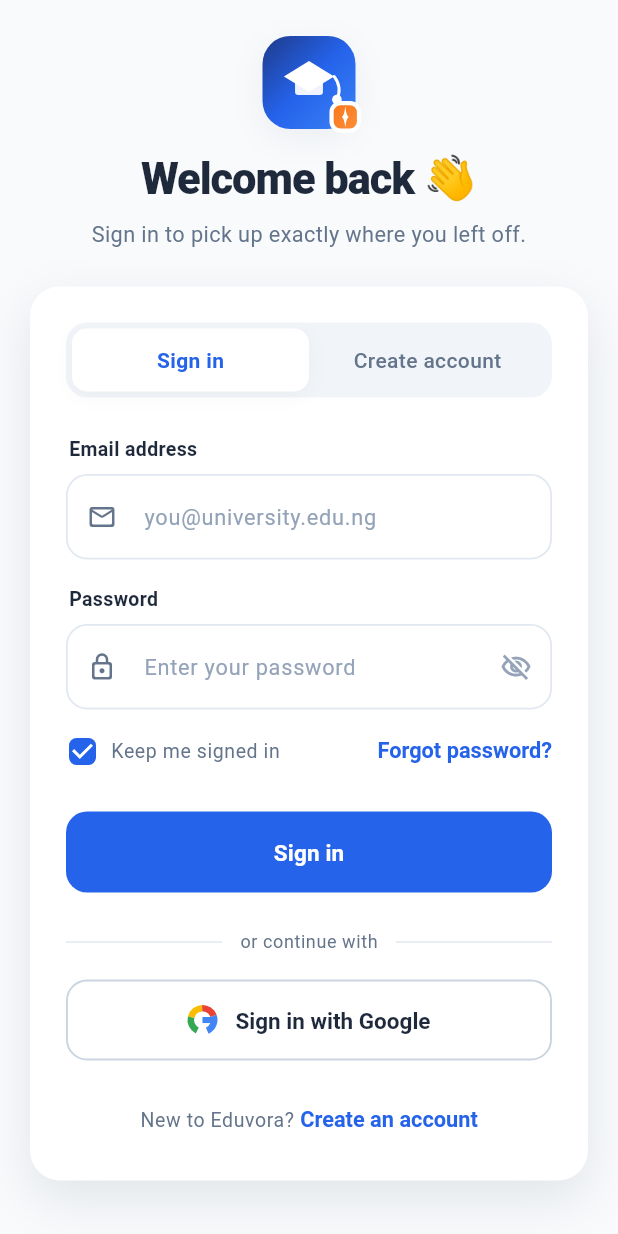
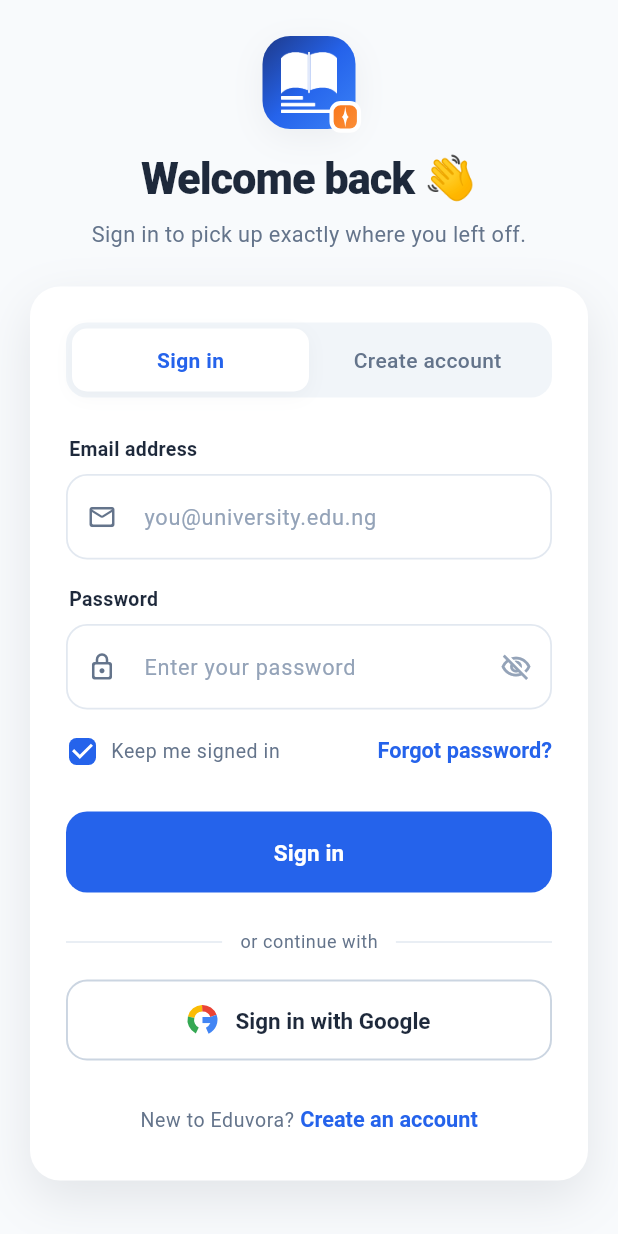
Before and after one commit to emekadominic1999-coder/eduvora-app, a Flutter app: the LandingScreen screen opened by its route, after a tap on "Sign in", on a phone screen of 412 x 824 dp. Run offline on Flutter 3.47's test engine with Material 3 defaults, Android fonts, the phone set to English and light mode, and no system bars; our stand-ins replace emoji_picker_flutter, file_picker, just_audio, shared_preferences, supabase_flutter, video_player; missing offline and left inert: flutter_math_fork, record; accounts and stored records are empty.

Commit message:
Replace the app logo with the approved book mark
Swaps the hand-painted mortarboard glyph in EduvoraLogo for the real
brand artwork (traced to a transparent PNG, in white and primary-blue
variants for the light/dark tile treatments), so the splash, sign-in,
onboarding and home app bar all pick up the new mark automatically.

Co-Authored-By: Claude Sonnet 5 <noreply@anthropic.com>

```diff
--- a/lib/core/widgets/eduvora_logo.dart
+++ b/lib/core/widgets/eduvora_logo.dart
@@ -2,13 +2,12 @@ import 'package:flutter/material.dart';
 
 import '../theme/app_theme.dart';
 
-/// The Eduvora mark: a graduation cap with a tassel, set in a rounded
-/// royal-blue tile, with a four-point spark accent in orange.
+/// The Eduvora mark: an open book on a rounded royal-blue tile, with a
+/// four-point spark accent in orange.
 ///
-/// Flattened by hand from the `eduvora_spark` 3D asset (graduation cap:
-/// board, band, tassel string and button; AI spark: two crossed elongated
-/// diamonds) into a lightweight vector so it needs no 3D renderer and no
-/// bundled image asset — just brand-exact colours at any size.
+/// The book glyph is a bundled asset (`assets/branding/`), traced from the
+/// approved logo artwork rather than hand-painted, so it stays pixel-exact
+/// to the brand file at any size.
 class EduvoraLogo extends StatelessWidget {
   const EduvoraLogo({super.key, this.size = 48, this.onDark = false});
 
@@ -17,7 +16,9 @@ class EduvoraLogo extends StatelessWidget {
 
   @override
   Widget build(BuildContext context) {
-    final Color markColour = onDark ? AppColours.primary : Colors.white;
+    final String markAsset = onDark
+        ? 'assets/branding/eduvora_mark_blue.png'
+        : 'assets/branding/eduvora_mark_white.png';
 
     return SizedBox(
       width: size,
@@ -39,9 +40,9 @@ class EduvoraLogo extends StatelessWidget {
               borderRadius: BorderRadius.circular(size * 0.30),
               boxShadow: onDark ? null : AppShadows.card,
             ),
-            child: CustomPaint(
-              size: Size(size, size),
-              painter: _MortarboardPainter(colour: markColour),
+            child: Padding(
+              padding: EdgeInsets.all(size * 0.17),
+              child: Image.asset(markAsset, fit: BoxFit.contain),
             ),
           ),
           Positioned(
@@ -68,64 +69,6 @@ class EduvoraLogo extends StatelessWidget {
       ),
     );
   }
-}
-
-/// The graduation-cap glyph: a flat mortarboard board, its band, and a
-/// hanging tassel — the same silhouette as the `graduation_cap` node in the
-/// source 3D asset (board / band / tassel_string / tassel_button).
-class _MortarboardPainter extends CustomPainter {
-  const _MortarboardPainter({required this.colour});
-
-  final Color colour;
-
-  @override
-  void paint(Canvas canvas, Size size) {
-    final double w = size.width;
-    final double h = size.height;
-    final Paint fill = Paint()
-      ..color = colour
-      ..style = PaintingStyle.fill;
-
-    // The board: a flat diamond, as a mortarboard top viewed from above.
-    final Path board = Path()
-      ..moveTo(w * 0.50, h * 0.27)
-      ..lineTo(w * 0.77, h * 0.435)
-      ..lineTo(w * 0.50, h * 0.60)
-      ..lineTo(w * 0.23, h * 0.435)
-      ..close();
-    canvas.drawPath(board, fill);
-
-    // The band: the cuff sitting beneath the board, against the head.
-    final RRect band = RRect.fromRectAndRadius(
-      Rect.fromCenter(
-        center: Offset(w * 0.50, h * 0.555),
-        width: w * 0.30,
-        height: h * 0.16,
-      ),
-      Radius.circular(w * 0.035),
-    );
-    canvas.drawRRect(band, Paint()..color = colour.withValues(alpha: 0.92));
-
-    // The tassel: a cord from the board's right point, ending in a button.
-    final Offset cordStart = Offset(w * 0.77, h * 0.435);
-    final Offset cordEnd = Offset(w * 0.80, h * 0.685);
-    final Path cord = Path()
-      ..moveTo(cordStart.dx, cordStart.dy)
-      ..quadraticBezierTo(w * 0.86, h * 0.55, cordEnd.dx, cordEnd.dy);
-    canvas.drawPath(
-      cord,
-      Paint()
-        ..color = colour
-        ..style = PaintingStyle.stroke
-        ..strokeWidth = w * 0.032
-        ..strokeCap = StrokeCap.round,
-    );
-    canvas.drawCircle(cordEnd, w * 0.052, fill);
-  }
-
-  @override
-  bool shouldRepaint(covariant _MortarboardPainter oldDelegate) =>
-      oldDelegate.colour != colour;
 }
 
 /// A four-point spark: two elongated diamonds crossed at right angles,
--- a/pubspec.yaml
+++ b/pubspec.yaml
@@ -57,3 +57,6 @@ dev_dependencies:
 
 flutter:
   uses-material-design: true
+
+  assets:
+    - assets/branding/
```
Also changed, not shown: assets/branding/eduvora_mark_blue.png (added), assets/branding/eduvora_mark_original.png (added), assets/branding/eduvora_mark_white.png (added).
